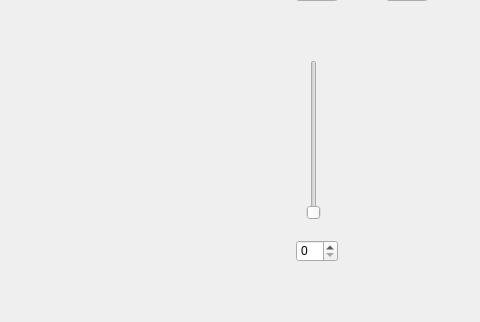
This is QTVD/glwidget.ui in zhxmdefj/QTVideoDemo as Qt 5 draws it before an edit; both pictures show x 744 to 1224 and y 240 to 562 of the 1224 by 721 pixel window. The edited form follows.
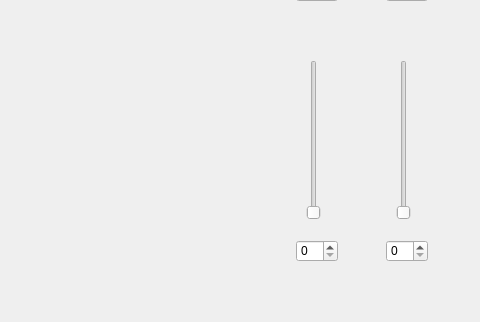
This is the edited form.

```diff
--- a/QTVD/glwidget.ui
+++ b/QTVD/glwidget.ui
@@ -82,6 +82,29 @@
     </rect>
    </property>
   </widget>
+  <widget class="QSlider" name="verticalSlider_4">
+   <property name="geometry">
+    <rect>
+     <x>1140</x>
+     <y>300</y>
+     <width>16</width>
+     <height>160</height>
+    </rect>
+   </property>
+   <property name="orientation">
+    <enum>Qt::Vertical</enum>
+   </property>
+  </widget>
+  <widget class="QSpinBox" name="spinBox_4">
+   <property name="geometry">
+    <rect>
+     <x>1130</x>
+     <y>480</y>
+     <width>42</width>
+     <height>22</height>
+    </rect>
+   </property>
+  </widget>
  </widget>
  <resources/>
  <connections/>
```
